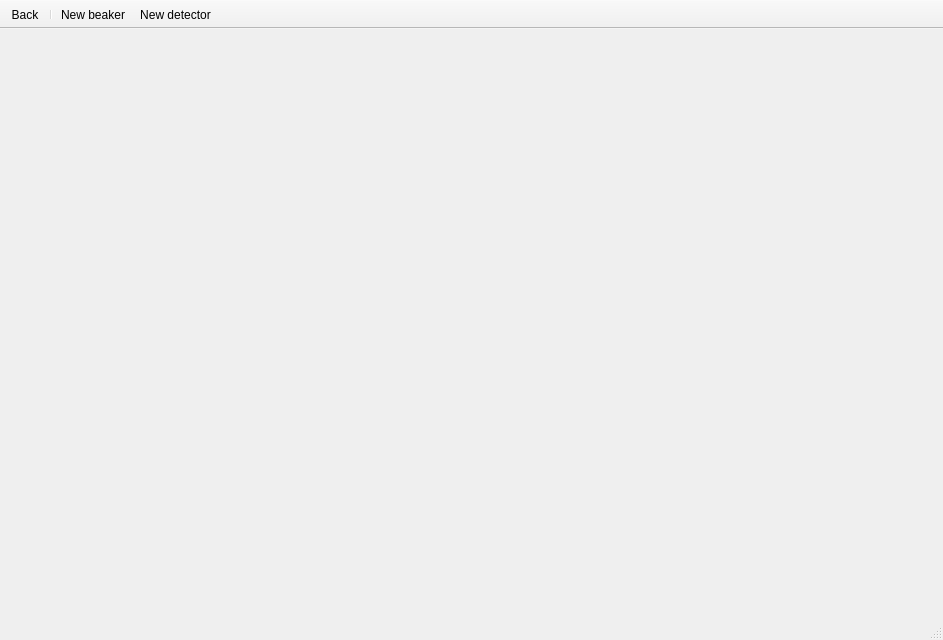
Above: nailab.ui from bytting/nailab before the change. Below: the same form after it.
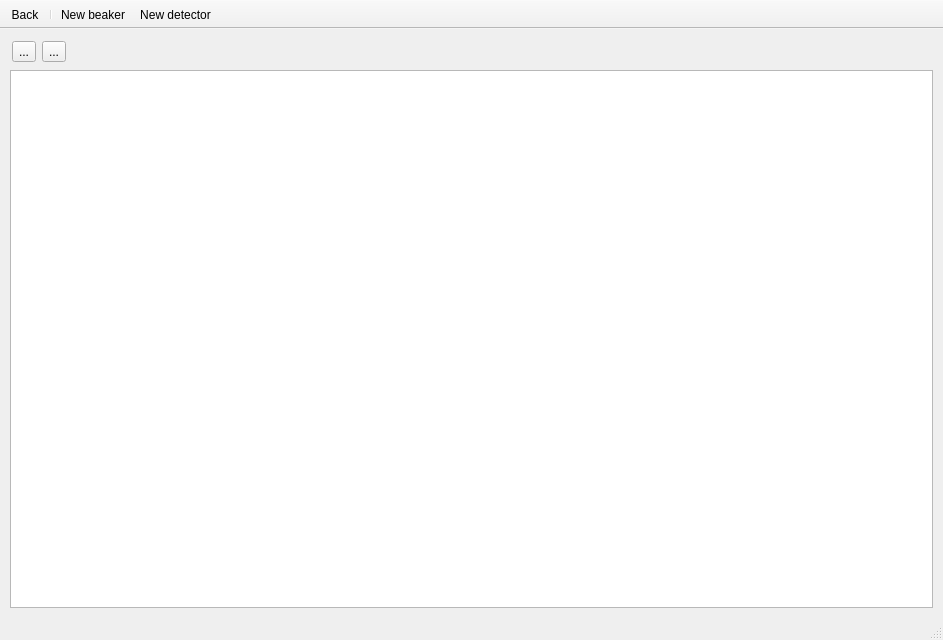
That is the form after the change. The open tabs and pages were chosen to show the change. Icons and pictures are not drawn.

```diff
--- a/nailab.ui
+++ b/nailab.ui
@@ -620,7 +620,61 @@
         </item>
        </layout>
       </widget>
-      <widget class="QWidget" name="pageArchive"/>
+      <widget class="QWidget" name="pageArchive">
+       <layout class="QVBoxLayout" name="verticalLayout_9">
+        <item>
+         <widget class="QWidget" name="widArchiveTools" native="true">
+          <property name="layoutDirection">
+           <enum>Qt::LeftToRight</enum>
+          </property>
+          <layout class="QHBoxLayout" name="horizontalLayout_5">
+           <property name="leftMargin">
+            <number>2</number>
+           </property>
+           <property name="topMargin">
+            <number>2</number>
+           </property>
+           <property name="rightMargin">
+            <number>2</number>
+           </property>
+           <property name="bottomMargin">
+            <number>2</number>
+           </property>
+           <item>
+            <widget class="QToolButton" name="toolButton">
+             <property name="text">
+              <string>...</string>
+             </property>
+            </widget>
+           </item>
+           <item>
+            <widget class="QToolButton" name="toolButton_2">
+             <property name="text">
+              <string>...</string>
+             </property>
+            </widget>
+           </item>
+           <item>
+            <spacer name="horizontalSpacer_6">
+             <property name="orientation">
+              <enum>Qt::Horizontal</enum>
+             </property>
+             <property name="sizeHint" stdset="0">
+              <size>
+               <width>40</width>
+               <height>20</height>
+              </size>
+             </property>
+            </spacer>
+           </item>
+          </layout>
+         </widget>
+        </item>
+        <item>
+         <widget class="QTreeView" name="tvArchive"/>
+        </item>
+       </layout>
+      </widget>
       <widget class="QWidget" name="pageAdmin">
        <layout class="QHBoxLayout" name="horizontalLayout_2">
         <item>
```
Left out of the diff: 8 changed lines with no effect on the pictures.
